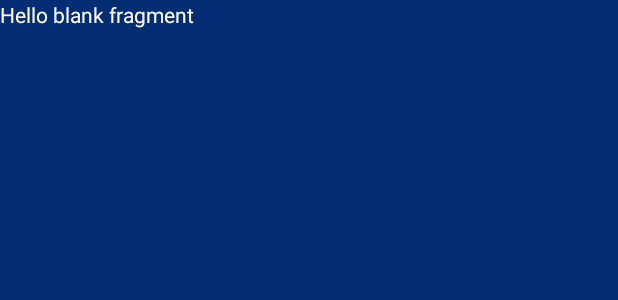
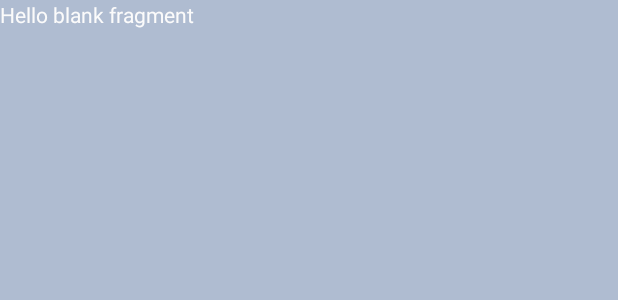
Before and after one commit to Amrhalawani/BakingApp, an Android app: the layout fragment_recipe_step_detail.xml on its own in the app's theme, with its tools: preview values and no code run, on a phone screen of 412 x 824 dp. Shown: the top 300 px of the screen. Run offline under Robolectric (Android 15) with nearby library versions, the phone set to English and light mode, and no system bars; Roboto replaces fonts that are not available here.

```diff
--- a/app/src/main/java/com/nd/amrhal/bakingapp/Ingredient/IngredientModel.java
+++ b/app/src/main/java/com/nd/amrhal/bakingapp/Ingredient/IngredientModel.java
@@ -4,6 +4,11 @@ package com.nd.amrhal.bakingapp.Ingredient;
 
 import com.google.gson.annotations.SerializedName;
 public class IngredientModel {
+    public IngredientModel(String quantity, String measure, String ingredient) {
+        this.quantity = quantity;
+        this.measure = measure;
+        this.ingredient = ingredient;
+    }
 
     @SerializedName("quantity")
     private String quantity;
--- a/app/src/main/res/layout-sw600dp/activity_detail.xml
+++ b/app/src/main/res/layout-sw600dp/activity_detail.xml
@@ -5,6 +5,7 @@
     android:layout_width="match_parent"
     android:layout_height="match_parent"
     tools:context=".DetailActivity">
+
 
     <fragment
         android:id="@+id/FragmentDetail"
--- a/app/src/main/res/layout/fragment_recipe_detail.xml
+++ b/app/src/main/res/layout/fragment_recipe_detail.xml
@@ -4,7 +4,8 @@
     android:layout_width="match_parent"
     android:layout_height="match_parent"
     tools:context=".RecipeDetailFragment"
-    android:background="#530071">
+    android:background="#530071"
+    android:alpha="0.3">
 
     <TextView
         android:layout_width="match_parent"
--- a/app/src/main/res/layout/fragment_recipe_step_detail.xml
+++ b/app/src/main/res/layout/fragment_recipe_step_detail.xml
@@ -4,7 +4,8 @@
     android:layout_width="match_parent"
     android:layout_height="match_parent"
     tools:context=".RecipeStepDetailFragment"
-    android:background="#fc002b71">
+    android:background="#fc002b71"
+    android:alpha="0.3">
 
     <!-- TODO: Update blank fragment layout -->
     <TextView
```
Also changed, not shown: app/src/main/java/com/nd/amrhal/bakingapp/DetailActivity.java (+29 -9 lines).
